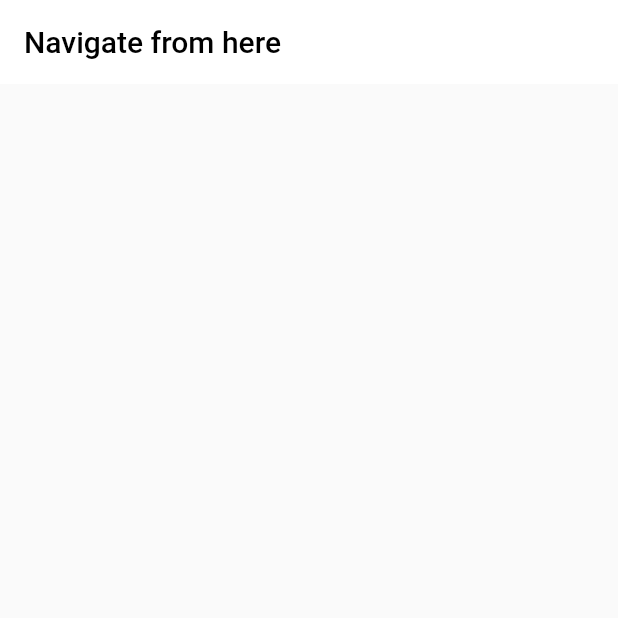
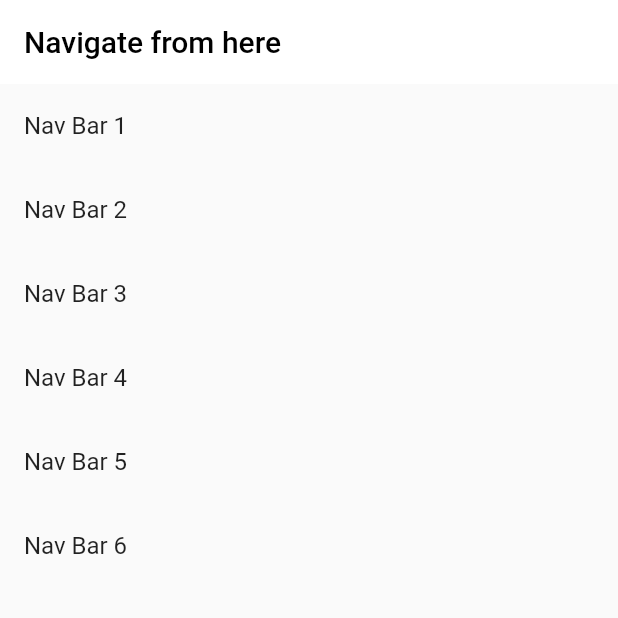
Before and after one commit to EmperorAkashi20/FlutterBottomNavBar, a Flutter app: the screen it shows after launch, on a phone screen of 412 x 824 dp, the top half of it. Run offline on Flutter 3.47's test engine with Material 2 defaults, Android fonts, the phone set to English and light mode, and no system bars; our stand-ins replace get.

```diff
--- a/lib/home.dart
+++ b/lib/home.dart
@@ -1,4 +1,12 @@
+import 'package:bottom_nav_bar/nav_bar1.dart';
 import 'package:flutter/material.dart';
+import 'package:get/get.dart';
+
+import 'nav_bar2.dart';
+import 'nav_bar3.dart';
+import 'nav_bar4.dart';
+import 'nav_bar5.dart';
+import 'nav_bar6.dart';
 
 class Home extends StatelessWidget {
   const Home({Key? key}) : super(key: key);
@@ -14,6 +22,47 @@ class Home extends StatelessWidget {
           style: TextStyle(color: Colors.black),
         ),
       ),
+      body: ListView(
+        shrinkWrap: true,
+        children: [
+          ListTile(
+            onTap: () {
+              Get.to(() => const NavBar1());
+            },
+            title: const Text('Nav Bar 1'),
+          ),
+          ListTile(
+            onTap: () {
+              Get.to(() => const NavBar2());
+            },
+            title: const Text('Nav Bar 2'),
+          ),
+          ListTile(
+            onTap: () {
+              Get.to(() => const NavBar3());
+            },
+            title: const Text('Nav Bar 3'),
+          ),
+          ListTile(
+            onTap: () {
+              Get.to(() => const NavBar4());
+            },
+            title: const Text('Nav Bar 4'),
+          ),
+          ListTile(
+            onTap: () {
+              Get.to(() => const NavBar5());
+            },
+            title: const Text('Nav Bar 5'),
+          ),
+          ListTile(
+            onTap: () {
+              Get.to(() => const NavBar6());
+            },
+            title: const Text('Nav Bar 6'),
+          ),
+        ],
+      ),
     );
   }
 }
--- a/lib/nav_router.dart
+++ b/lib/nav_router.dart
@@ -1,4 +1,10 @@
 import 'package:bottom_nav_bar/home.dart';
+import 'package:bottom_nav_bar/nav_bar1.dart';
+import 'package:bottom_nav_bar/nav_bar2.dart';
+import 'package:bottom_nav_bar/nav_bar3.dart';
+import 'package:bottom_nav_bar/nav_bar4.dart';
+import 'package:bottom_nav_bar/nav_bar5.dart';
+import 'package:bottom_nav_bar/nav_bar6.dart';
 import 'package:bottom_nav_bar/route_constants.dart';
 import 'package:get/route_manager.dart';
 
@@ -7,6 +13,30 @@ class NavRouter {
     GetPage(
       name: home,
       page: () => const Home(),
-    )
+    ),
+    GetPage(
+      name: navBar1,
+      page: () => const NavBar1(),
+    ),
+    GetPage(
+      name: navBar2,
+      page: () => const NavBar2(),
+    ),
+    GetPage(
+      name: navBar3,
+      page: () => const NavBar3(),
+    ),
+    GetPage(
+      name: navBar4,
+      page: () => const NavBar4(),
+    ),
+    GetPage(
+      name: navBar5,
+      page: () => const NavBar5(),
+    ),
+    GetPage(
+      name: navBar6,
+      page: () => const NavBar6(),
+    ),
   ];
 }
--- a/lib/route_constants.dart
+++ b/lib/route_constants.dart
@@ -1 +1,8 @@
 const String home = '/home';
+const String navBar1 = '/navBar1';
+const String navBar2 = '/navBar2';
+const String navBar3 = '/navBar3';
+const String navBar4 = '/navBar4';
+const String navBar5 = '/navBar5';
+const String navBar6 = '/navBar6';
+const String navBar7 = '/navBar7';
```
Also changed, not shown: lib/nav_bar1.dart (added, +19 -0 lines), lib/nav_bar2.dart (added, +17 -0 lines), lib/nav_bar3.dart (added, +17 -0 lines), lib/nav_bar4.dart (added, +17 -0 lines), lib/nav_bar5.dart (added, +17 -0 lines), lib/nav_bar6.dart (added, +17 -0 lines).
